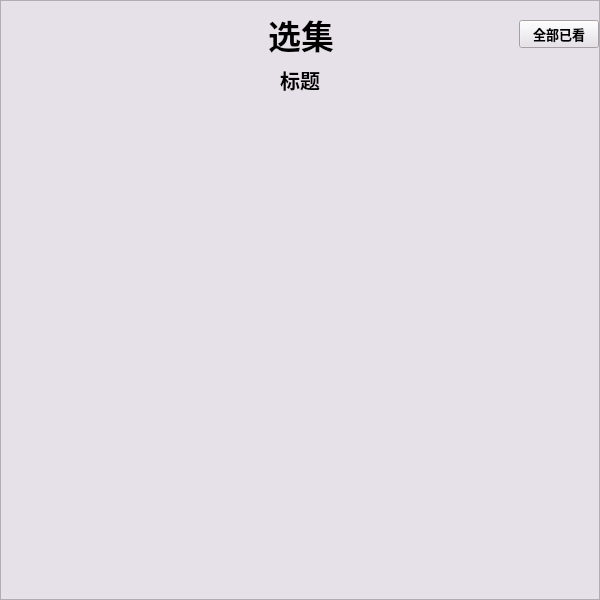
HYM408/ACGN_HYM, file ui/QT/episode_ui.ui: the form before one commit.
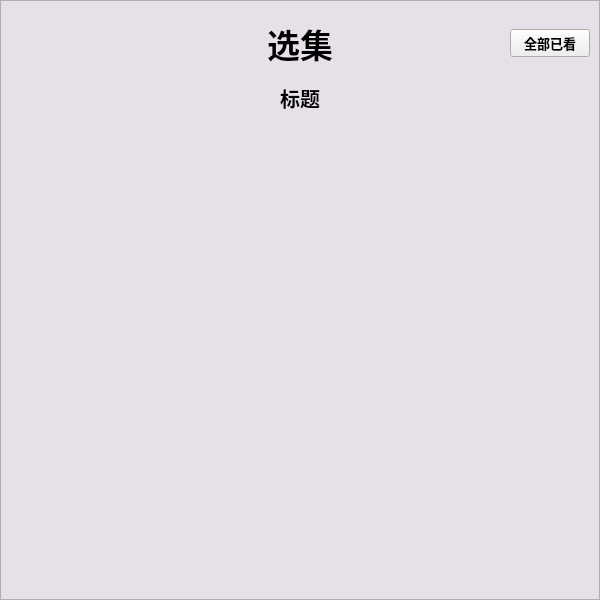
The form after the commit. Icons and pictures are not drawn.

Diff of the .ui file:
```diff
--- a/ui/QT/episode_ui.ui
+++ b/ui/QT/episode_ui.ui
@@ -22,6 +22,9 @@
     <height>16777215</height>
    </size>
   </property>
+  <property name="styleSheet">
+   <string notr="true"/>
+  </property>
   <layout class="QHBoxLayout" name="horizontalLayout_5">
    <property name="spacing">
     <number>0</number>
@@ -53,7 +56,9 @@
       </size>
      </property>
      <property name="styleSheet">
-      <string notr="true">background-color:rgb(230, 224, 233);</string>
+      <string notr="true">QFrame {
+    background-color:rgb(230, 224, 233)
+}</string>
      </property>
      <property name="frameShape">
       <enum>QFrame::StyledPanel</enum>
@@ -69,7 +74,8 @@
        <number>0</number>
       </property>
       <item>
-       <layout class="QHBoxLayout" name="horizontalLayout_9">
+       <widget class="QFrame" name="frame">
+        <layout class="QHBoxLayout" name="horizontalLayout">
         <item>
          <widget class="QPushButton" name="pushButton_14">
           <property name="minimumSize">
@@ -117,7 +123,7 @@
          <widget class="QPushButton" name="pushButton_12">
           <property name="minimumSize">
            <size>
-            <width>500</width>
+             <width>480</width>
             <height>0</height>
            </size>
           </property>
@@ -131,7 +137,6 @@
            <font>
             <family>微软雅黑</family>
             <pointsize>25</pointsize>
-            <weight>75</weight>
             <bold>true</bold>
            </font>
           </property>
@@ -143,26 +148,12 @@
           </property>
          </widget>
         </item>
-        <item>
-         <spacer name="horizontalSpacer_7">
-          <property name="orientation">
-           <enum>Qt::Horizontal</enum>
-          </property>
-          <property name="sizeHint" stdset="0">
-           <size>
-            <width>40</width>
-            <height>20</height>
-           </size>
-          </property>
-         </spacer>
-        </item>
         <item>
          <widget class="QPushButton" name="pushButton_15">
           <property name="font">
            <font>
             <family>微软雅黑</family>
             <pointsize>10</pointsize>
-            <weight>75</weight>
             <bold>true</bold>
            </font>
           </property>
@@ -172,6 +163,7 @@
          </widget>
         </item>
        </layout>
+       </widget>
       </item>
       <item>
        <widget class="QPushButton" name="pushButton_13">
@@ -179,7 +171,6 @@
          <font>
           <family>微软雅黑</family>
           <pointsize>15</pointsize>
-          <weight>75</weight>
           <bold>true</bold>
          </font>
         </property>
@@ -205,7 +196,7 @@
            <x>0</x>
            <y>0</y>
            <width>598</width>
-           <height>495</height>
+           <height>480</height>
           </rect>
          </property>
          <layout class="QGridLayout" name="gridLayout_3">
```
Left out of the diff: 10 changed lines with no effect on the pictures. Lines whose indentation alone changed are shown as unchanged.
